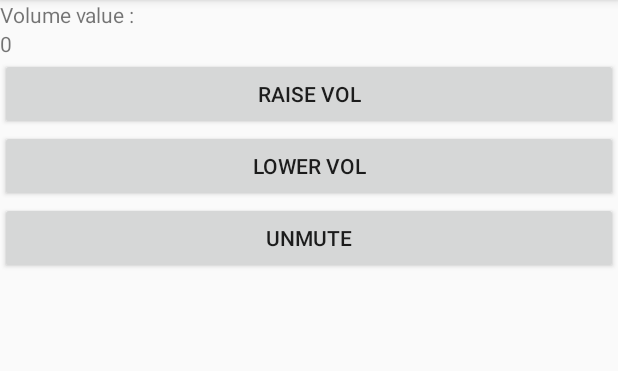
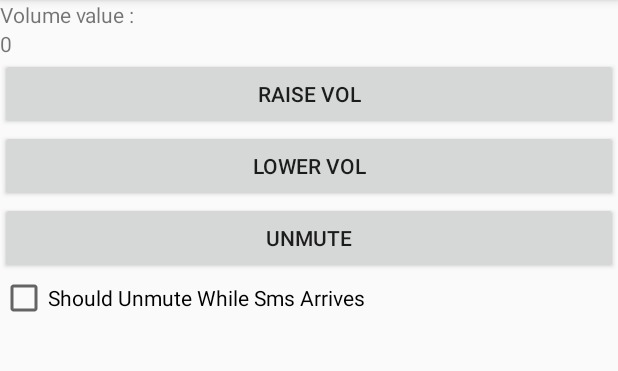
Before and after one commit to keehoo/BuzzLoud, an Android app: the screen it shows after launch (MainActivity), on a phone screen of 412 x 824 dp, the part 84-455 px from its top. Run offline under Robolectric (Android 15) with nearby library versions, the phone set to English and light mode, and no system bars.

Commit message:
Added feature to control whether we want or don't want to unmute on arriving sms.

```diff
--- a/app/src/main/java/com/example/krzysztofkubicki/buzzloud/MainActivity.java
+++ b/app/src/main/java/com/example/krzysztofkubicki/buzzloud/MainActivity.java
@@ -14,7 +14,10 @@ import android.support.v4.content.ContextCompat;
 import android.support.v7.app.AppCompatActivity;
 import android.view.View;
 import android.widget.Button;
+import android.widget.CheckBox;
+import android.widget.CompoundButton;
 import android.widget.TextView;
+import android.widget.Toast;
 
 public class MainActivity extends AppCompatActivity {
 
@@ -27,6 +30,7 @@ public class MainActivity extends AppCompatActivity {
         setContentView(R.layout.activity_main);
         checkPermissions();
         final TextView volume = (TextView) findViewById(R.id.volume);
+        final CheckBox checkBox = (CheckBox) findViewById(R.id.checkBox);
         Button raiseVol = (Button) findViewById(R.id.raise_vol);
         Button lowerVol = (Button) findViewById(R.id.lower_vol);
         Button unmute = (Button) findViewById(R.id.unmute);
@@ -57,6 +61,13 @@ public class MainActivity extends AppCompatActivity {
                 setVolumeText(volume, audio);
             }
         });
+
+       checkBox.setOnCheckedChangeListener(new CompoundButton.OnCheckedChangeListener() {
+           @Override
+           public void onCheckedChanged(CompoundButton buttonView, boolean isChecked) {
+               (new SharedPrefsHelper(MainActivity.this)).setUnmuteUponIncommingSMS(isChecked);
+           }
+       });
     }
 
     public void checkPermissions() {
--- a/app/src/main/res/layout/activity_main.xml
+++ b/app/src/main/res/layout/activity_main.xml
@@ -37,4 +37,10 @@
         android:id="@+id/unmute"
         android:text="Unmute"/>
 
+    <CheckBox
+        android:id="@+id/checkBox"
+        android:layout_width="match_parent"
+        android:layout_height="wrap_content"
+        android:text="Should Unmute While Sms Arrives" />
+
 </LinearLayout>
```
Also changed, not shown: app/src/main/java/com/example/krzysztofkubicki/buzzloud/IncomingSmsReceiver.java (+16 -9 lines), app/src/main/java/com/example/krzysztofkubicki/buzzloud/SharedPrefsHelper.java (added, +31 -0 lines).
